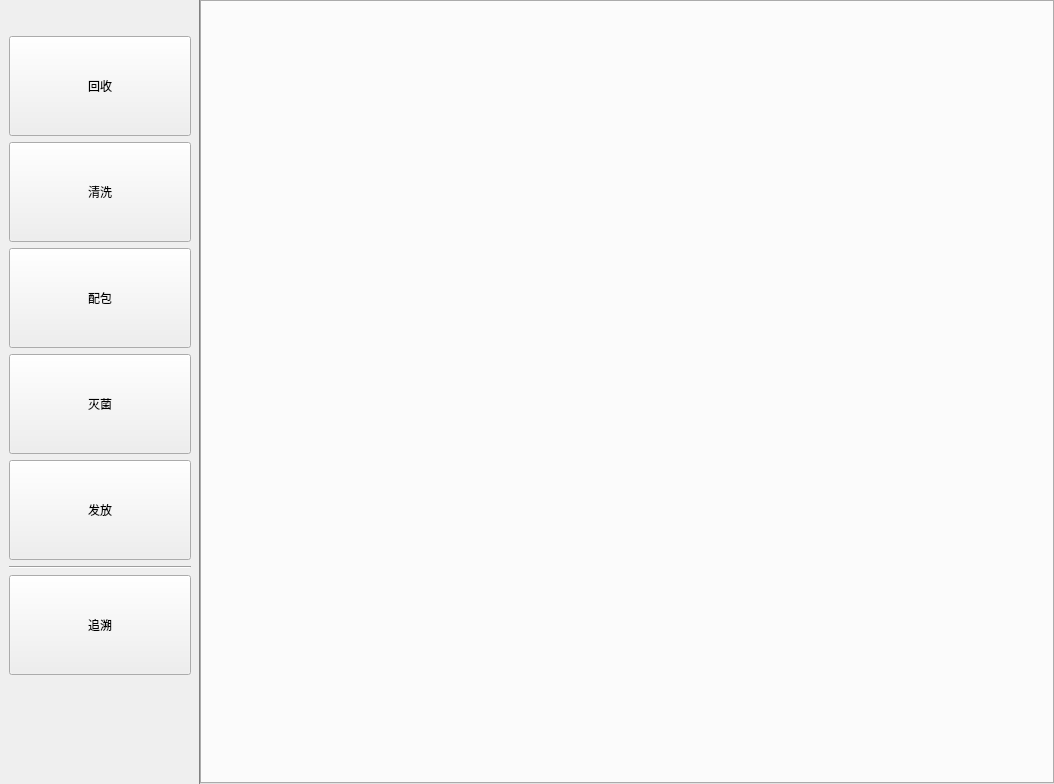
Above: src/app/itrac/historywidget.ui from sundm/cssd before the change. Below: the same form after it.
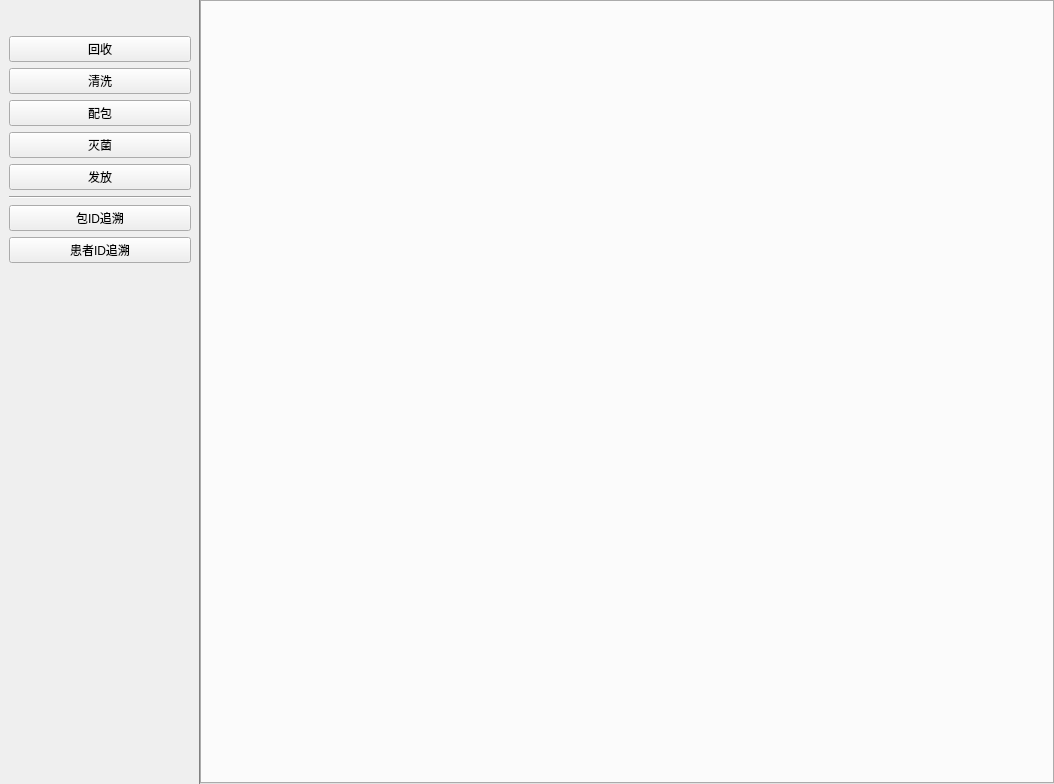
That is the form after the change.

Commit message: 添加清洗、灭菌不合格统计，根据患者id追溯等功能

```diff
--- a/src/app/itrac/historywidget.ui
+++ b/src/app/itrac/historywidget.ui
@@ -62,12 +62,6 @@
           <verstretch>0</verstretch>
          </sizepolicy>
         </property>
-        <property name="minimumSize">
-         <size>
-          <width>100</width>
-          <height>100</height>
-         </size>
-        </property>
         <property name="text">
          <string>回收</string>
         </property>
@@ -81,12 +75,6 @@
           <verstretch>0</verstretch>
          </sizepolicy>
         </property>
-        <property name="minimumSize">
-         <size>
-          <width>100</width>
-          <height>100</height>
-         </size>
-        </property>
         <property name="text">
          <string>清洗</string>
         </property>
@@ -100,12 +88,6 @@
           <verstretch>0</verstretch>
          </sizepolicy>
         </property>
-        <property name="minimumSize">
-         <size>
-          <width>100</width>
-          <height>100</height>
-         </size>
-        </property>
         <property name="text">
          <string>配包</string>
         </property>
@@ -119,12 +101,6 @@
           <verstretch>0</verstretch>
          </sizepolicy>
         </property>
-        <property name="minimumSize">
-         <size>
-          <width>100</width>
-          <height>100</height>
-         </size>
-        </property>
         <property name="text">
          <string>灭菌</string>
         </property>
@@ -138,12 +114,6 @@
           <verstretch>0</verstretch>
          </sizepolicy>
         </property>
-        <property name="minimumSize">
-         <size>
-          <width>100</width>
-          <height>100</height>
-         </size>
-        </property>
         <property name="text">
          <string>发放</string>
         </property>
@@ -157,15 +127,16 @@
        </widget>
       </item>
       <item>
-       <widget class="QPushButton" name="traceButton">
-        <property name="minimumSize">
-         <size>
-          <width>100</width>
-          <height>100</height>
-         </size>
+       <widget class="QPushButton" name="tracePackageButton">
+        <property name="text">
+         <string>包ID追溯</string>
         </property>
+       </widget>
+      </item>
+      <item>
+       <widget class="QPushButton" name="tracePatientButton">
         <property name="text">
-         <string>追溯</string>
+         <string>患者ID追溯</string>
         </property>
        </widget>
       </item>
```
The commit also changes 44 other files.
